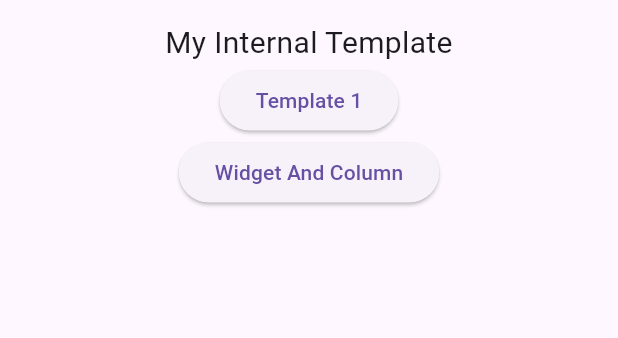
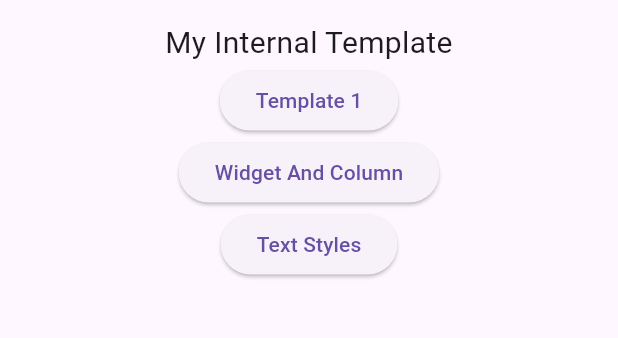
Before and after one commit to jobanull/Dart_Flutter_Res_Daily, a Flutter app: the screen it shows after launch, on a phone screen of 412 x 824 dp, the part 63-401 px from its top. Run offline on Flutter 3.47's test engine with Material 3 defaults, Android fonts, the phone set to English and light mode, and no system bars; our stand-ins replace get.

Commit message:
Text Style Rev1

```diff
--- a/lib/app/modules/home/views/home_view.dart
+++ b/lib/app/modules/home/views/home_view.dart
@@ -1,6 +1,7 @@
 import 'package:flutter/material.dart';
 
 import 'package:get/get.dart';
+import 'package:testing/app/modules/home/views/text_styles.dart';
 import 'package:testing/app/modules/home/views/widget_and_column.dart';
 import 'package:testing/app/modules/template/views/template1_view.dart';
 
@@ -39,6 +40,14 @@ class HomeView extends GetView<HomeController> {
               "Widget And Column",
             ),
           ),
+          ElevatedButton(
+            onPressed: () {
+              Get.to(TextStyles());
+            },
+            child: const Text(
+              "Text Styles",
+            ),
+          ),
         ],
       ),
     );
--- a/lib/app/modules/home/views/anonymous_method.dart
+++ b/lib/app/modules/home/views/text_styles.dart
@@ -1,12 +1,12 @@
 import 'package:flutter/material.dart';
 
 import 'package:get/get.dart';
-import 'package:testing/app/modules/home/views/widget_and_column.dart';
-import 'package:testing/app/modules/template/views/template1_view.dart';
 
 import '../controllers/home_controller.dart';
 
-class HomeView extends GetView<HomeController> {
+class TextStyles extends GetView<HomeController> {
+  const TextStyles({super.key});
+
   @override
   Widget build(BuildContext context) {
     return Scaffold(
```
